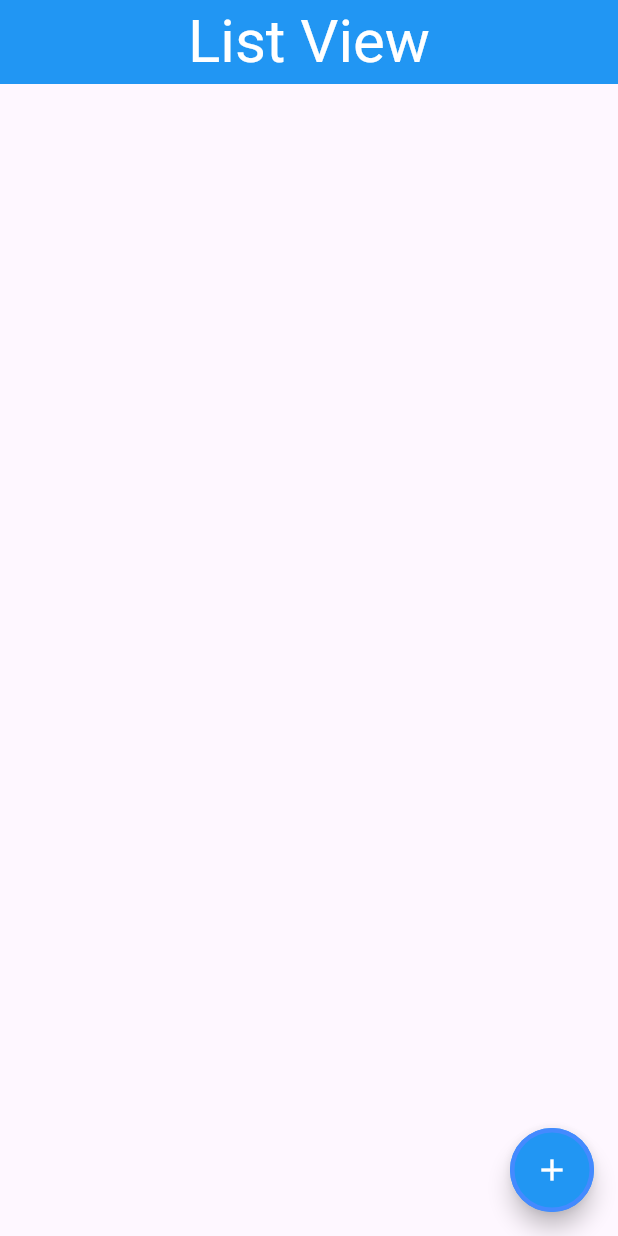
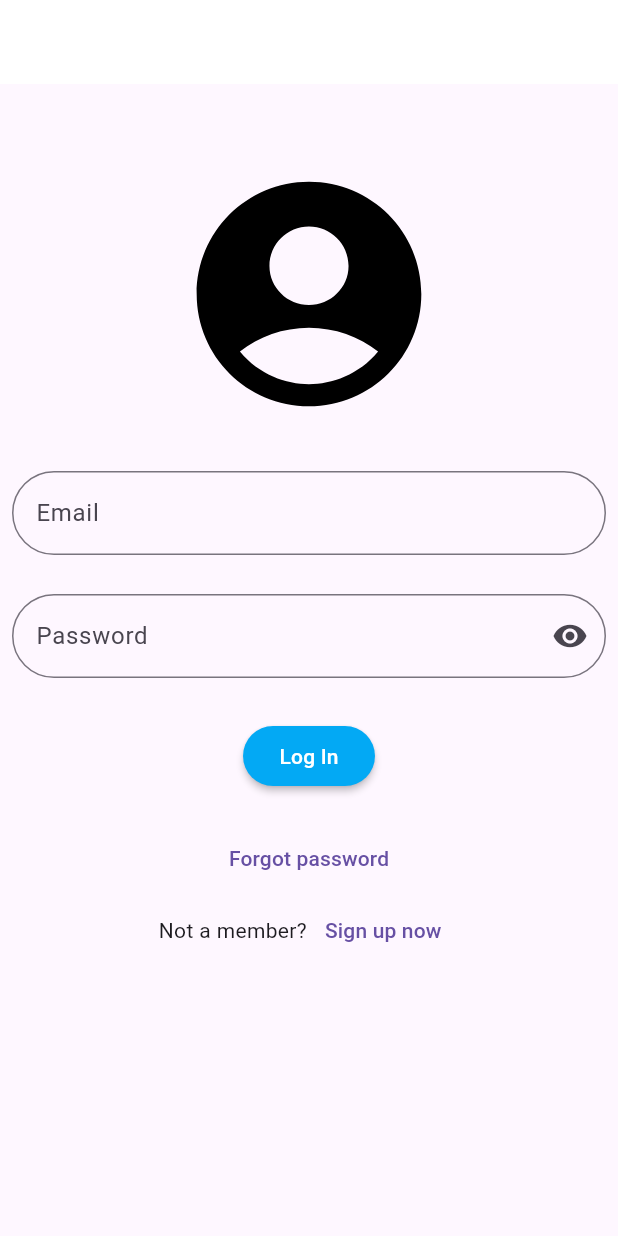
Before and after one commit to Mido1ggg/Flutter-Learning-Projects, a Flutter app: the screen it shows after launch, on a phone screen of 412 x 824 dp. Run offline on Flutter 3.47's test engine with Material 3 defaults, Android fonts, the phone set to English and light mode, and no system bars.

Commit message:
second commit

```diff
--- /dev/null
+++ b/lib/components/defult_text_form_field.dart
@@ -0,0 +1,22 @@
+import 'package:flutter/material.dart';
+//import 'package:list_view_proj/views/first_screen.dart'
+
+TextFormField buildTextFormField(
+    {required TextEditingController controller,
+    required TextInputType keyboardType,
+    required String? Function(String?) validator,
+    required String? labelText,
+    bool isObsecure = false,
+    IconButton? suffixIcon}) {
+  return TextFormField(
+      controller: controller,
+      validator: validator,
+      obscureText: isObsecure,
+      keyboardType: keyboardType,
+      decoration: InputDecoration(
+        suffixIcon: suffixIcon,
+        hintText: labelText,
+        border: const OutlineInputBorder(
+            borderRadius: BorderRadius.all(Radius.circular(30))),
+      ));
+}
--- a/lib/main.dart
+++ b/lib/main.dart
@@ -1,103 +1,20 @@
 import 'package:flutter/material.dart';
+import 'package:list_view_proj/views/first_screen.dart';
+
 
 void main() {
-  runApp(const MyApp());
+  runApp(MyApp());
 }
 
-class MyApp extends StatefulWidget {
-  const MyApp({Key? key}) : super(key: key);
-
-  @override
-  State<MyApp> createState() => _MyAppState();
-}
-
-class _MyAppState extends State<MyApp> {
-  int counter = 0;
-
-  // This widget is the root of your application.
+class MyApp extends StatelessWidget{
   @override
   Widget build(BuildContext context) {
-    return MaterialApp(
-        debugShowCheckedModeBanner: false,
-        title: 'ListView',
-        home: Scaffold(
-          floatingActionButton: FloatingActionButton(
-            backgroundColor: Colors.blue,
-            onPressed: () {
-              setState(() {});
-              counter++;
-              print(counter);
-            },
-            shape: RoundedRectangleBorder(
-                borderRadius: BorderRadius.circular(30),
-                side: const BorderSide(
-                  color: Colors.blueAccent,
-                  width: 3,
-                )),
-            child: const Icon(
-              Icons.add,
-              color: Colors.white,
-            ),
-          ),
-          appBar: AppBar(
-            backgroundColor: Colors.blue,
-            title: const Text("List View",
-                style: TextStyle(color: Colors.white, fontSize: 40)),
-            centerTitle: true,
-          ),
-          body: Padding(
-            padding: const EdgeInsets.all(8.0),
-            child: ListView.separated(
-              separatorBuilder: (context, index) {
-                return const SizedBox(
-                  height: 20,
-                );
-              },
-              itemBuilder: (context, index) {
-                return Stack(
-                  children: [
-                    Container(
-                      width: 385,
-                      height: 100,
-                      decoration: BoxDecoration(
-                          borderRadius: BorderRadius.circular(10),
-                          color: Colors.blue),
-                    ),
-                    Row(
-                      mainAxisAlignment: MainAxisAlignment.spaceBetween,
-                      children: [
-                        const Padding(
-                          padding: EdgeInsets.all(8.0),
-                          child: Icon(
-                            Icons.account_circle,
-                            color: Colors.white,
-                            size: 50,
-                          ),
-                        ),
-                        Text(
-                          "Item ${index + 1}",
-                          style: const TextStyle(
-                              fontWeight: FontWeight.bold,
-                              fontSize: 30,
-                              color: Colors.white),
-                        ),
-                        Padding(
-                          padding: const EdgeInsets.only(right: 8.0),
-                          child: Image.asset(
-                            'assets/images/animal.jpeg',
-                            width: 150,
-                            height: 100,
-                            alignment: Alignment.centerRight,
-                          ),
-                        )
-                      ],
-                    ),
-                  ],
-                );
-              },
-              itemCount: counter,
-            ),
-          ),
-        ));
+     return const MaterialApp(
+       debugShowCheckedModeBanner: false,
+
+       title: 'Login Screen',
+       home: LoginScreen(),
+     );
   }
+
 }
--- /dev/null
+++ b/lib/views/first_screen.dart
@@ -0,0 +1,126 @@
+import 'package:flutter/material.dart';
+import 'package:list_view_proj/components/defult_text_form_field.dart';
+import 'package:list_view_proj/views/secound_screen.dart';
+
+class LoginScreen extends StatefulWidget {
+  const LoginScreen({Key? key}) : super(key: key);
+
+  @override
+  State<LoginScreen> createState() => _LoginScreenState();
+}
+
+bool isObsecureText = true;
+TextEditingController emailController = TextEditingController();
+TextEditingController passwordController = TextEditingController();
+GlobalKey<FormState> formKey = GlobalKey<FormState>();
+
+class _LoginScreenState extends State<LoginScreen> {
+  // This widget is the root of your application.
+  @override
+  Widget build(BuildContext context) {
+    return Scaffold(
+      appBar: AppBar(
+        backgroundColor: Colors.white,
+      ),
+      body: SingleChildScrollView(
+        child: Center(
+          child: Form(
+            key: formKey,
+            child: Column(
+              children: [
+                const SizedBox(
+                  height: 50,
+                ),
+                const Icon(
+                  Icons.account_circle,
+                  color: Colors.black,
+                  size: 180,
+                ),
+                const SizedBox(
+                  height: 20,
+                ),
+                Padding(
+                  padding: const EdgeInsets.all(8.0),
+                  child: buildTextFormField(
+                    controller: emailController,
+                    keyboardType: TextInputType.emailAddress,
+                    labelText: 'Email',
+                    validator: (value) {
+                      if (value!.isEmpty) {
+                        return "please enter your email";
+                      }
+                      if (!value.contains('@')) {
+                        return "please enter valid email";
+                      }
+                      return null;
+                    },
+                  ),
+                ),
+                const SizedBox(
+                  height: 10,
+                ),
+                Padding(
+                  padding: const EdgeInsets.all(8.0),
+                  child: buildTextFormField(
+                    controller: passwordController,
+                    keyboardType: TextInputType.text,
+                    labelText: 'Password',
+                    isObsecure: isObsecureText,
+                    suffixIcon: IconButton(
+                        onPressed: () {
+                          setState(() {
+                            isObsecureText = !isObsecureText;
+                          });
+                        },
+                        icon: const Icon(Icons.remove_red_eye)),
+                    validator: (value) {
+                      if (value!.isEmpty) {
+                        return "please enter your password";
+                      }
+                      return null;
+                    },
+                  ),
+                ),
+                const SizedBox(
+                  height: 20,
+                ),
+                MaterialButton(
+                  onPressed: () {
+                    if (formKey.currentState!.validate()) {
+                      Navigator.pushReplacement(
+                          context,
+                          MaterialPageRoute(
+                              builder: (context) => const SecoundScreen()));
+                    }
+                  },
+                  color: Colors.lightBlue,
+                  shape: RoundedRectangleBorder(
+                      borderRadius: BorderRadius.circular(20)),
+                  padding: const EdgeInsets.all(10),
+                  child: const Text('Log In',
+                      style: TextStyle(
+                        color: Colors.white,
+                      )),
+                ),
+                const SizedBox(
+                  height: 20,
+                ),
+                TextButton(
+                    onPressed: () {}, child: const Text('Forgot password')),
+                // const SizedBox(height: 20,),
+                Row(
+                  mainAxisAlignment: MainAxisAlignment.center,
+                  children: [
+                    const Text('Not a member?'),
+                    TextButton(
+                        onPressed: () {}, child: const Text('Sign up now'))
+                  ],
+                ),
+              ],
+            ),
+          ),
+        ),
+      ),
+    );
+  }
+}
```
Also changed, not shown: lib/views/secound_screen.dart (added, +97 -0 lines).
